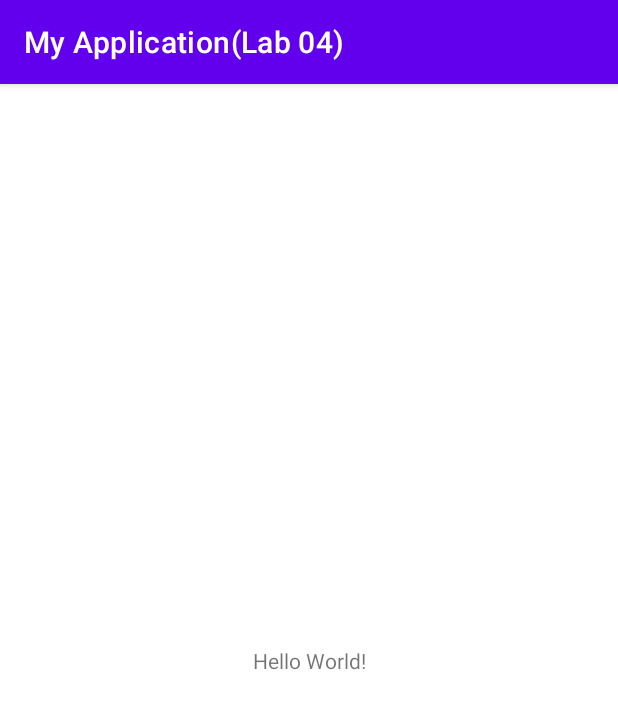
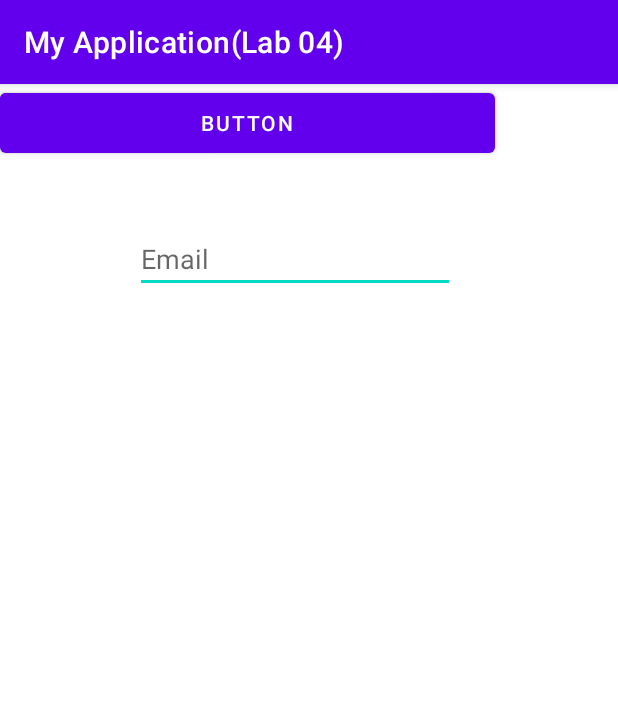
Before and after one commit to IT21352676/Lab-04, an Android app: the screen it shows after launch (MainActivity), on a phone screen of 412 x 824 dp. Shown: the top 709 px of the screen. Run offline under Robolectric (Android 15) with nearby library versions, the phone set to English and light mode, and no system bars.

Commit message:
Initial commit2

```diff
--- a/app/src/main/res/layout/activity_main.xml
+++ b/app/src/main/res/layout/activity_main.xml
@@ -6,13 +6,46 @@
     android:layout_height="match_parent"
     tools:context=".MainActivity">
 
-    <TextView
+    <EditText
+        android:id="@+id/txtEmail"
         android:layout_width="wrap_content"
         android:layout_height="wrap_content"
-        android:text="Hello World!"
-        app:layout_constraintBottom_toBottomOf="parent"
-        app:layout_constraintEnd_toEndOf="parent"
+        android:layout_marginStart="90dp"
+        android:layout_marginTop="94dp"
+        android:ems="10"
+        android:hint="Email"
+        android:inputType="textEmailAddress"
         app:layout_constraintStart_toStartOf="parent"
-        app:layout_constraintTop_toTopOf="parent" />
+        app:layout_constraintTop_toTopOf="parent"
+        tools:ignore="TouchTargetSizeCheck"
+        tools:text="Email" />
 
+    <EditText
+        android:id="@+id/txtEmail2"
+        android:layout_width="wrap_content"
+        android:layout_height="wrap_content"
+        android:ems="10"
+        android:hint="Email"
+        android:inputType="textEmailAddress"
+        tools:ignore="MissingConstraints,TouchTargetSizeCheck"
+        tools:layout_editor_absoluteX="89dp"
+        tools:layout_editor_absoluteY="200dp" />
+
+    <Button
+        android:id="@+id/button1"
+        android:layout_width="328dp"
+        android:layout_height="49dp"
+        android:text="Button"
+        tools:layout_editor_absoluteX="56dp"
+        tools:layout_editor_absoluteY="408dp"
+        tools:ignore="MissingConstraints" />
+
+    <Button
+        android:id="@+id/button2"
+        android:layout_width="330dp"
+        android:layout_height="52dp"
+        android:text="Button"
+        tools:layout_editor_absoluteX="54dp"
+        tools:layout_editor_absoluteY="525dp"
+        tools:ignore="MissingConstraints" />
 </androidx.constraintlayout.widget.ConstraintLayout>
```
